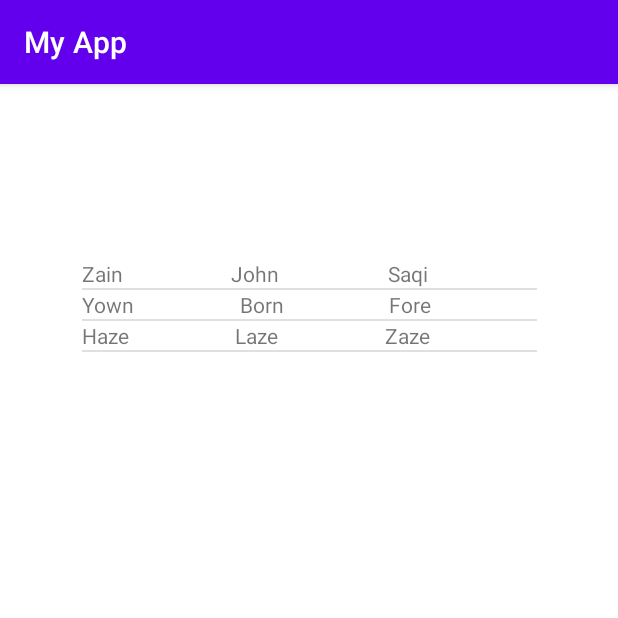
After one commit to zyn20/AndrioDev, an Android app: the multiColumnListViewExample screen opened directly, with no data from a screen before it, on a phone screen of 412 x 824 dp, the top half of it. The commit adds this screen. Run offline under Robolectric (Android 15) with nearby library versions, the phone set to English and light mode, and no system bars.

Commit message:
updated files

```diff
--- /dev/null
+++ b/app/src/main/java/com/example/bscssectionabatch20/Listviewexamples/ImageandTextAdapter.java
@@ -0,0 +1,5 @@
+package com.example.bscssectionabatch20.Listviewexamples;
+
+public class ImageandTextAdapter {
+
+}
--- /dev/null
+++ b/app/src/main/java/com/example/bscssectionabatch20/Listviewexamples/MultiColumnListViewAdapter.java
@@ -0,0 +1,74 @@
+package com.example.bscssectionabatch20.Listviewexamples;
+
+import android.app.Activity;
+import android.view.LayoutInflater;
+import android.view.View;
+import android.view.ViewGroup;
+import android.widget.BaseAdapter;
+import android.widget.TextView;
+
+import androidx.recyclerview.widget.RecyclerView;
+
+import com.example.bscssectionabatch20.R;
+
+import java.util.ArrayList;
+import java.util.HashMap;
+
+public class MultiColumnListViewAdapter extends BaseAdapter {
+    public ArrayList<HashMap<String,String>> list;
+    Activity activity;//context aae ga
+    public static final String First_coloumn = "First";
+    public static final String Second_coloumn = "Second";
+    public static final String Third_coloumn = "Third";
+    //add contructor key
+    //alt + insert
+
+
+    public MultiColumnListViewAdapter(ArrayList<HashMap<String, String>> list, Activity activity) {
+        this.list = list;
+        this.activity = activity;
+    }
+
+    @Override
+    public int getCount() {
+        return list.size();
+    }
+
+    @Override
+    public Object getItem(int position) {
+        return list.get(position);
+    }
+
+    @Override
+    public long getItemId(int position) {
+        return 0;
+    }
+
+    @Override
+    public View getView(int position, View view, ViewGroup parent) {
+        //setconetentView only in onCreate()
+        //suppose we have to add layout by ourself
+        LayoutInflater inflater = activity.getLayoutInflater();
+        ViewHolder viewHolder = new ViewHolder();
+        if(view==null)
+        {
+            view = inflater.inflate(R.layout.multicolumnlistview,null);
+            viewHolder.textview1 = view.findViewById(R.id.txt1multicolumnexample);
+            viewHolder.textview2 = view.findViewById(R.id.txt2multicolumn);
+            viewHolder.textview3 = view.findViewById(R.id.txt3multicoloumn);
+            view.setTag(viewHolder);
+        }
+        else viewHolder = (ViewHolder)view.getTag();
+        HashMap<String,String> hashMap = new HashMap<String,String>();
+        hashMap = list.get(position);
+        viewHolder.textview1.setText(hashMap.get(First_coloumn));
+        viewHolder.textview2.setText(hashMap.get(Second_coloumn));
+        viewHolder.textview3.setText(hashMap.get(Third_coloumn));
+        return view;
+    }
+    public class ViewHolder
+    {
+        TextView textview1,textview2,textview3;
+
+    }
+}
--- /dev/null
+++ b/app/src/main/java/com/example/bscssectionabatch20/Listviewexamples/multiColumnListViewExample.java
@@ -0,0 +1,58 @@
+package com.example.bscssectionabatch20.Listviewexamples;
+
+import androidx.appcompat.app.AppCompatActivity;
+
+import android.os.Bundle;
+import android.widget.ListView;
+
+import com.example.bscssectionabatch20.R;
+
+import java.util.ArrayList;
+import java.util.HashMap;
+
+public class multiColumnListViewExample extends AppCompatActivity {
+    public ArrayList<HashMap<String,String>> list;
+    public static final String First_coloumn = "First";
+    public static final String Second_coloumn = "Second";
+    public static final String Third_coloumn = "Third";
+    ListView listview;
+
+    @Override
+    protected void onCreate(Bundle savedInstanceState) {
+        super.onCreate(savedInstanceState);
+        setContentView(R.layout.activity_multi_column_list_view_example);
+        listview = findViewById(R.id.lstmulticolumnexample);
+        list = new ArrayList<HashMap<String,String>>();
+        LoadData();
+        MultiColumnListViewAdapter adapter =
+                new MultiColumnListViewAdapter(list,this);
+        listview.setAdapter(adapter);
+
+
+
+    }
+    public void LoadData()
+    {
+        //control + alt + m
+        HashMap<String,String> hashMap1 = new HashMap<String,String>();
+        hashMap1.put(First_coloumn,"Zain");
+        hashMap1.put(Second_coloumn,"John");
+        hashMap1.put(Third_coloumn,"Saqi");
+        list.add(hashMap1);
+        HashMap<String,String> hashMap2 = new HashMap<String,String>();
+        hashMap2.put(First_coloumn,"Yown");
+        hashMap2.put(Second_coloumn,"Born");
+        hashMap2.put(Third_coloumn,"Fore");
+        list.add(hashMap2);
+        HashMap<String,String> hashMap3 = new HashMap<String,String>();
+        hashMap3.put(First_coloumn,"Haze");
+        hashMap3.put(Second_coloumn,"Laze");
+        hashMap3.put(Third_coloumn,"Zaze");
+        list.add(hashMap3);
+
+    }
+
+
+
+
+}
--- /dev/null
+++ b/app/src/main/res/layout/activity_multi_column_list_view_example.xml
@@ -0,0 +1,17 @@
+<?xml version="1.0" encoding="utf-8"?>
+<androidx.constraintlayout.widget.ConstraintLayout xmlns:android="http://schemas.android.com/apk/res/android"
+    xmlns:app="http://schemas.android.com/apk/res-auto"
+    xmlns:tools="http://schemas.android.com/tools"
+    android:layout_width="match_parent"
+    android:layout_height="match_parent"
+    tools:context=".Listviewexamples.multiColumnListViewExample">
+
+    <ListView
+        android:id="@+id/lstmulticolumnexample"
+        android:layout_width="303dp"
+        android:layout_height="535dp"
+        app:layout_constraintBottom_toBottomOf="parent"
+        app:layout_constraintEnd_toEndOf="parent"
+        app:layout_constraintStart_toStartOf="parent"
+        app:layout_constraintTop_toTopOf="parent" />
+</androidx.constraintlayout.widget.ConstraintLayout>
--- /dev/null
+++ b/app/src/main/res/layout/multicolumnlistview.xml
@@ -0,0 +1,25 @@
+<?xml version="1.0" encoding="utf-8"?>
+<LinearLayout xmlns:android="http://schemas.android.com/apk/res/android"
+    android:layout_width="match_parent"
+    android:orientation="horizontal"
+    android:layout_height="match_parent">
+
+
+    <TextView
+        android:id="@+id/txt1multicolumnexample"
+        android:layout_width="wrap_content"
+        android:layout_height="wrap_content"
+        android:layout_weight="2" />
+
+    <TextView
+        android:id="@+id/txt2multicolumn"
+        android:layout_width="wrap_content"
+        android:layout_height="wrap_content"
+        android:layout_weight="2" />
+
+    <TextView
+        android:id="@+id/txt3multicoloumn"
+        android:layout_width="wrap_content"
+        android:layout_height="wrap_content"
+        android:layout_weight="2" />
+</LinearLayout>
```
Also changed, not shown: app/src/main/AndroidManifest.xml (+18 -0 lines), app/src/main/java/com/example/bscssectionabatch20/Listviewexamples/ImgandTextExample.java (added, +22 -0 lines), app/src/main/java/com/example/bscssectionabatch20/Listviewexamples/Listviewexample1.java (+14 -2 lines), app/src/main/res/layout/activity_imgand_text_example.xml (added, +17 -0 lines), app/src/main/res/layout/activity_listviewexample1.xml (+15 -3 lines), app/src/main/res/drawable/five.png (added), app/src/main/res/drawable/four.png (added), app/src/main/res/drawable/one.png (added), app/src/main/res/drawable/three.png (added), app/src/main/res/drawable/two.png (added).
